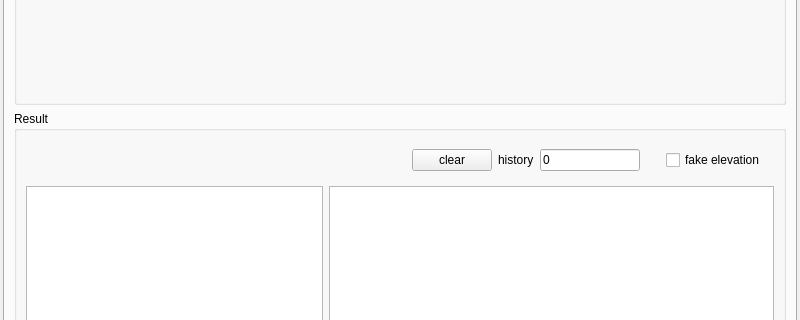
The window that src/blackgui/components/interpolationlogdisplay.ui (swift-project/pilotclient) describes before a commit, drawn with Qt 5; both pictures show x 0 to 800 and y 223 to 543 of the 800 by 800 pixel window.
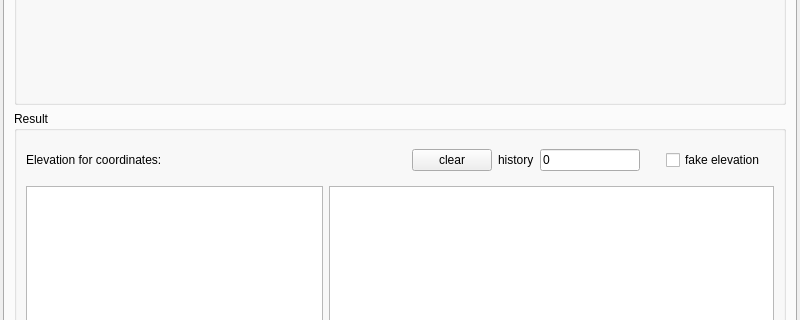
The same window after the commit. The open tabs and pages were chosen to show the change. Custom widgets are drawn as their Qt base class.

Commit message: Ref T773, minor log.display improvements

Patch:
```diff
--- a/src/blackgui/components/interpolationlogdisplay.ui
+++ b/src/blackgui/components/interpolationlogdisplay.ui
@@ -871,7 +871,7 @@
           <item row="1" column="1">
            <widget class="QListView" name="lv_ElevevationHistory"/>
           </item>
-          <item row="0" column="0" colspan="2">
+          <item row="0" column="1">
            <widget class="QWidget" name="wi_ElvButtons" native="true">
             <layout class="QHBoxLayout" name="horizontalLayout">
              <item>
@@ -943,6 +943,13 @@
             </layout>
            </widget>
           </item>
+          <item row="0" column="0">
+           <widget class="QLabel" name="lbl_ElevationAtPosition">
+            <property name="text">
+             <string>Elevation for coordinates:</string>
+            </property>
+           </widget>
+          </item>
          </layout>
         </widget>
        </item>
```
Left out of the diff: 10 changed lines with no effect on the pictures. The commit also changes 2 other files.
